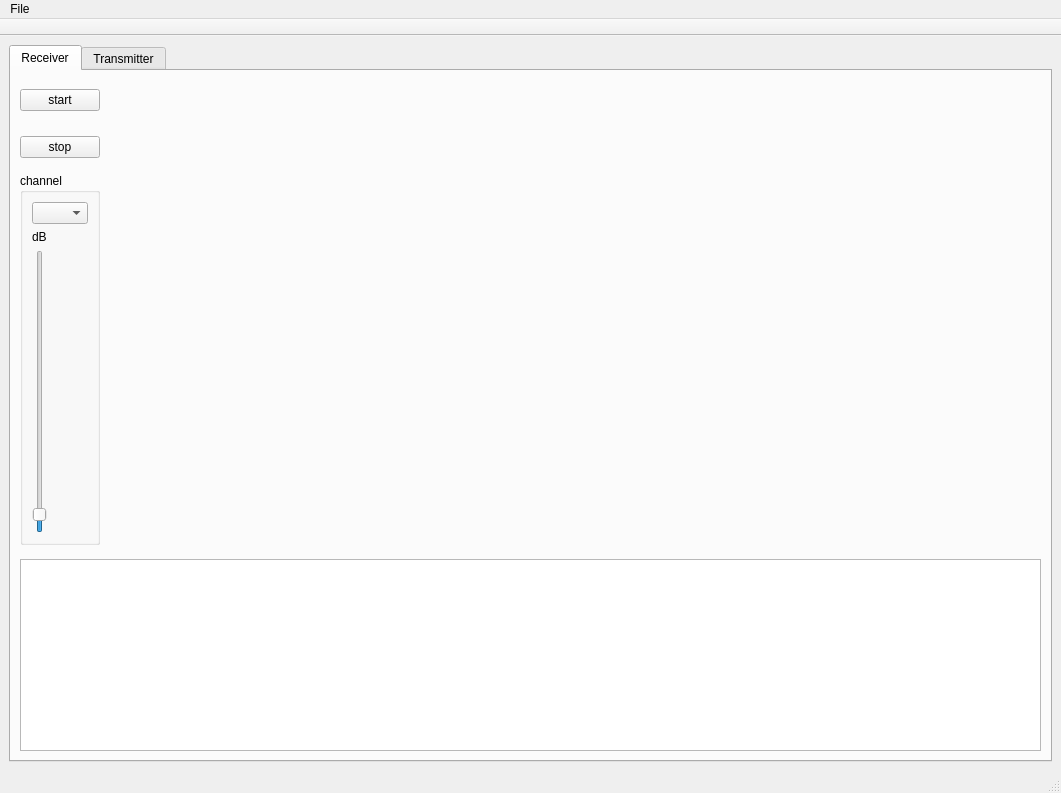
This is source/main_window.ui in Oleg-Malyutin/SDR_ieee802.15.4_PHY as Qt 5 draws it before an edit. The edited form follows.
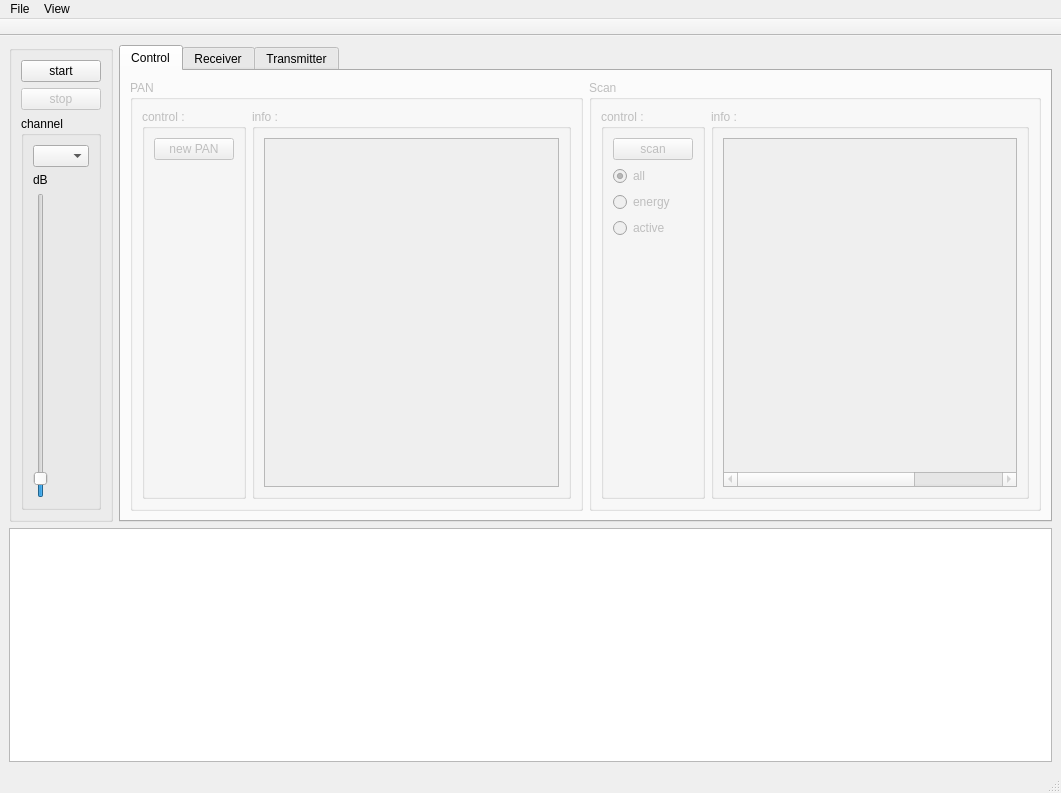
This is the edited form. Custom widgets are drawn as their Qt base class.

What changed in the file:
```diff
--- a/source/main_window.ui
+++ b/source/main_window.ui
@@ -15,7 +15,7 @@
   </property>
   <widget class="QWidget" name="centralwidget">
    <layout class="QGridLayout" name="gridLayout">
-    <item row="0" column="0">
+    <item row="0" column="1">
      <widget class="QTabWidget" name="tabWidget">
       <property name="enabled">
        <bool>true</bool>
@@ -23,58 +23,199 @@
       <property name="currentIndex">
        <number>0</number>
       </property>
+      <widget class="QWidget" name="tab_control">
+       <attribute name="title">
+        <string>Control</string>
+       </attribute>
+       <layout class="QGridLayout" name="gridLayout_7">
+        <item row="0" column="0">
+         <widget class="QGroupBox" name="groupBox_PAN">
+          <property name="enabled">
+           <bool>false</bool>
+          </property>
+          <property name="title">
+           <string>PAN</string>
+          </property>
+          <layout class="QGridLayout" name="gridLayout_8">
+           <item row="1" column="0">
+            <widget class="QGroupBox" name="groupBox_PAN_control">
+             <property name="maximumSize">
+              <size>
+               <width>128</width>
+               <height>16777215</height>
+              </size>
+             </property>
+             <property name="title">
+              <string>control :</string>
+             </property>
+             <layout class="QGridLayout" name="gridLayout_11">
+              <item row="0" column="0">
+               <widget class="QPushButton" name="pushButton_start_new_pan">
+                <property name="maximumSize">
+                 <size>
+                  <width>128</width>
+                  <height>16777215</height>
+                 </size>
+                </property>
+                <property name="text">
+                 <string>new PAN</string>
+                </property>
+               </widget>
+              </item>
+              <item row="1" column="0">
+               <spacer name="verticalSpacer_13">
+                <property name="orientation">
+                 <enum>Qt::Vertical</enum>
+                </property>
+                <property name="sizeHint" stdset="0">
+                 <size>
+                  <width>20</width>
+                  <height>40</height>
+                 </size>
+                </property>
+               </spacer>
+              </item>
+             </layout>
+            </widget>
+           </item>
+           <item row="1" column="1">
+            <widget class="QGroupBox" name="groupBox_PAN_info">
+             <property name="title">
+              <string>info :</string>
+             </property>
+             <layout class="QGridLayout" name="gridLayout_12">
+              <item row="0" column="0">
+               <widget class="QTableWidget" name="tableWidget_pan_info"/>
+              </item>
+             </layout>
+            </widget>
+           </item>
+          </layout>
+         </widget>
+        </item>
+        <item row="0" column="1">
+         <widget class="QGroupBox" name="groupBox_scan">
+          <property name="enabled">
+           <bool>false</bool>
+          </property>
+          <property name="title">
+           <string>Scan</string>
+          </property>
+          <layout class="QGridLayout" name="gridLayout_9">
+           <item row="0" column="0">
+            <widget class="QGroupBox" name="groupBox_scan_control">
+             <property name="maximumSize">
+              <size>
+               <width>128</width>
+               <height>16777215</height>
+              </size>
+             </property>
+             <property name="title">
+              <string>control :</string>
+             </property>
+             <layout class="QGridLayout" name="gridLayout_10">
+              <item row="1" column="0">
+               <widget class="QRadioButton" name="radioButton_scan_all">
+                <property name="text">
+                 <string>all</string>
+                </property>
+                <property name="checked">
+                 <bool>true</bool>
+                </property>
+               </widget>
+              </item>
+              <item row="2" column="0">
+               <widget class="QRadioButton" name="radioButton_scan_energy">
+                <property name="text">
+                 <string>energy</string>
+                </property>
+               </widget>
+              </item>
+              <item row="0" column="0">
+               <widget class="QPushButton" name="pushButton_scan">
+                <property name="maximumSize">
+                 <size>
+                  <width>128</width>
+                  <height>16777215</height>
+                 </size>
+                </property>
+                <property name="text">
+                 <string>scan</string>
+                </property>
+               </widget>
+              </item>
+              <item row="4" column="0">
+               <spacer name="verticalSpacer_14">
+                <property name="orientation">
+                 <enum>Qt::Vertical</enum>
+                </property>
+                <property name="sizeHint" stdset="0">
+                 <size>
+                  <width>20</width>
+                  <height>40</height>
+                 </size>
+                </property>
+               </spacer>
+              </item>
+              <item row="3" column="0">
+               <widget class="QRadioButton" name="radioButton_scan_active">
+                <property name="text">
+                 <string>active</string>
+                </property>
+               </widget>
+              </item>
+             </layout>
+            </widget>
+           </item>
+           <item row="0" column="1">
+            <widget class="QGroupBox" name="groupBox_scan_info">
+             <property name="sizePolicy">
+              <sizepolicy hsizetype="Preferred" vsizetype="Preferred">
+               <horstretch>0</horstretch>
+               <verstretch>0</verstretch>
+              </sizepolicy>
+             </property>
+             <property name="title">
+              <string>info :</string>
+             </property>
+             <layout class="QGridLayout" name="gridLayout_scan_info" rowstretch="0">
+              <item row="0" column="0">
+               <widget class="QTableWidget" name="tableWidget_scan_info">
+                <property name="wordWrap">
+                 <bool>true</bool>
+                </property>
+                <property name="columnCount">
+                 <number>3</number>
+                </property>
+                <attribute name="horizontalHeaderVisible">
+                 <bool>false</bool>
+                </attribute>
+                <attribute name="horizontalHeaderDefaultSectionSize">
+                 <number>100</number>
+                </attribute>
+                <attribute name="verticalHeaderVisible">
+                 <bool>false</bool>
+                </attribute>
+                <column/>
+                <column/>
+                <column/>
+               </widget>
+              </item>
+             </layout>
+            </widget>
+           </item>
+          </layout>
+         </widget>
+        </item>
+       </layout>
+      </widget>
       <widget class="QWidget" name="tab_receiver">
        <attribute name="title">
         <string>Receiver</string>
        </attribute>
        <layout class="QGridLayout" name="gridLayout_3">
-        <item row="0" column="0">
-         <widget class="QPushButton" name="pushButton_start">
-          <property name="maximumSize">
-           <size>
-            <width>80</width>
-            <height>16777215</height>
-           </size>
-          </property>
-          <property name="text">
-           <string>start</string>
-          </property>
-         </widget>
-        </item>
-        <item row="0" column="1">
-         <spacer name="verticalSpacer_3">
-          <property name="orientation">
-           <enum>Qt::Vertical</enum>
-          </property>
-          <property name="sizeHint" stdset="0">
-           <size>
-            <width>20</width>
-            <height>35</height>
-           </size>
-          </property>
-         </spacer>
-        </item>
-        <item row="0" column="2" rowspan="5" colspan="4">
-         <widget class="QCustomPlot" name="plot_preamble_correlaion" native="true"/>
-        </item>
-        <item row="0" column="6" rowspan="5" colspan="2">
-         <widget class="QCustomPlot" name="plot_sfd_correlation" native="true"/>
-        </item>
-        <item row="1" column="0">
-         <widget class="QPushButton" name="pushButton_stop">
-          <property name="maximumSize">
-           <size>
-            <width>80</width>
-            <height>16777215</height>
-           </size>
-          </property>
-          <property name="text">
-           <string>stop</string>
-          </property>
-         </widget>
-        </item>
-        <item row="1" column="1">
-         <spacer name="verticalSpacer_10">
+        <item row="5" column="1">
+         <spacer name="verticalSpacer_7">
           <property name="orientation">
            <enum>Qt::Vertical</enum>
           </property>
@@ -86,49 +227,18 @@
           </property>
          </spacer>
         </item>
-        <item row="2" column="0" rowspan="9">
-         <widget class="QGroupBox" name="groupBox_channel">
-          <property name="maximumSize">
+        <item row="11" column="6">
+         <spacer name="horizontalSpacer">
+          <property name="orientation">
+           <enum>Qt::Horizontal</enum>
+          </property>
+          <property name="sizeHint" stdset="0">
            <size>
-            <width>80</width>
-            <height>16777215</height>
+            <width>143</width>
+            <height>8</height>
            </size>
           </property>
-          <property name="title">
-           <string>channel</string>
-          </property>
-          <layout class="QGridLayout" name="gridLayout_2">
-           <item row="0" column="0">
-            <widget class="QComboBox" name="comboBox_channel"/>
-           </item>
-           <item row="1" column="0">
-            <widget class="QLabel" name="label_gain_db">
-             <property name="maximumSize">
-              <size>
-               <width>80</width>
-               <height>16777215</height>
-              </size>
-             </property>
-             <property name="text">
-              <string>dB</string>
-             </property>
-            </widget>
-           </item>
-           <item row="2" column="0">
-            <widget class="QSlider" name="verticalSlider">
-             <property name="minimum">
-              <number>-3</number>
-             </property>
-             <property name="maximum">
-              <number>71</number>
-             </property>
-             <property name="orientation">
-              <enum>Qt::Vertical</enum>
-             </property>
-            </widget>
-           </item>
-          </layout>
-         </widget>
+         </spacer>
         </item>
         <item row="2" column="1">
          <spacer name="verticalSpacer_5">
@@ -143,89 +253,11 @@
           </property>
          </spacer>
         </item>
-        <item row="3" column="1">
-         <spacer name="verticalSpacer_9">
-          <property name="orientation">
-           <enum>Qt::Vertical</enum>
-          </property>
-          <property name="sizeHint" stdset="0">
-           <size>
-            <width>20</width>
-            <height>35</height>
-           </size>
-          </property>
-         </spacer>
-        </item>
-        <item row="4" column="1">
-         <spacer name="verticalSpacer_8">
-          <property name="orientation">
-           <enum>Qt::Vertical</enum>
-          </property>
-          <property name="sizeHint" stdset="0">
-           <size>
-            <width>20</width>
-            <height>35</height>
-           </size>
-          </property>
-         </spacer>
-        </item>
-        <item row="5" column="1">
-         <spacer name="verticalSpacer_7">
-          <property name="orientation">
-           <enum>Qt::Vertical</enum>
-          </property>
-          <property name="sizeHint" stdset="0">
-           <size>
-            <width>20</width>
-            <height>34</height>
-           </size>
-          </property>
-         </spacer>
-        </item>
-        <item row="5" column="2" rowspan="6" colspan="4">
-         <widget class="QCustomPlot" name="plot_sfd_synchronize" native="true"/>
-        </item>
-        <item row="5" column="6" rowspan="6" colspan="2">
+        <item row="5" column="9" rowspan="6" colspan="2">
          <widget class="QCustomPlot" name="plot_constelation" native="true"/>
         </item>
-        <item row="6" column="1">
-         <spacer name="verticalSpacer_6">
-          <property name="orientation">
-           <enum>Qt::Vertical</enum>
-          </property>
-          <property name="sizeHint" stdset="0">
-           <size>
-            <width>20</width>
-            <height>35</height>
-           </size>
-          </property>
-         </spacer>
-        </item>
-        <item row="7" column="1">
-         <spacer name="verticalSpacer">
-          <property name="orientation">
-           <enum>Qt::Vertical</enum>
-          </property>
-          <property name="sizeHint" stdset="0">
-           <size>
-            <width>20</width>
-            <height>2</height>
-           </size>
-          </property>
-         </spacer>
-        </item>
-        <item row="8" column="1">
-         <spacer name="verticalSpacer_4">
-          <property name="orientation">
-           <enum>Qt::Vertical</enum>
-          </property>
-          <property name="sizeHint" stdset="0">
-           <size>
-            <width>20</width>
-            <height>35</height>
-           </size>
-          </property>
-         </spacer>
+        <item row="0" column="9" rowspan="5" colspan="2">
+         <widget class="QCustomPlot" name="plot_sfd_correlation" native="true"/>
         </item>
         <item row="9" column="1">
          <spacer name="verticalSpacer_2">
@@ -253,6 +285,58 @@
           </property>
          </spacer>
         </item>
+        <item row="3" column="1">
+         <spacer name="verticalSpacer_9">
+          <property name="orientation">
+           <enum>Qt::Vertical</enum>
+          </property>
+          <property name="sizeHint" stdset="0">
+           <size>
+            <width>20</width>
+            <height>35</height>
+           </size>
+          </property>
+         </spacer>
+        </item>
+        <item row="8" column="1">
+         <spacer name="verticalSpacer_4">
+          <property name="orientation">
+           <enum>Qt::Vertical</enum>
+          </property>
+          <property name="sizeHint" stdset="0">
+           <size>
+            <width>20</width>
+            <height>35</height>
+           </size>
+          </property>
+         </spacer>
+        </item>
+        <item row="11" column="10">
+         <spacer name="horizontalSpacer_7">
+          <property name="orientation">
+           <enum>Qt::Horizontal</enum>
+          </property>
+          <property name="sizeHint" stdset="0">
+           <size>
+            <width>143</width>
+            <height>8</height>
+           </size>
+          </property>
+         </spacer>
+        </item>
+        <item row="11" column="8">
+         <spacer name="horizontalSpacer_6">
+          <property name="orientation">
+           <enum>Qt::Horizontal</enum>
+          </property>
+          <property name="sizeHint" stdset="0">
+           <size>
+            <width>143</width>
+            <height>8</height>
+           </size>
+          </property>
+         </spacer>
+        </item>
         <item row="11" column="2">
          <spacer name="horizontalSpacer_5">
           <property name="orientation">
@@ -266,20 +350,10 @@
           </property>
          </spacer>
         </item>
-        <item row="11" column="3">
-         <spacer name="horizontalSpacer">
-          <property name="orientation">
-           <enum>Qt::Horizontal</enum>
-          </property>
-          <property name="sizeHint" stdset="0">
-           <size>
-            <width>143</width>
-            <height>8</height>
-           </size>
-          </property>
-         </spacer>
+        <item row="5" column="2" rowspan="6" colspan="7">
+         <widget class="QCustomPlot" name="plot_sfd_synchronize" native="true"/>
         </item>
-        <item row="11" column="4">
+        <item row="11" column="7">
          <spacer name="horizontalSpacer_2">
           <property name="orientation">
            <enum>Qt::Horizontal</enum>
@@ -293,19 +367,48 @@
          </spacer>
         </item>
         <item row="11" column="5">
-         <spacer name="horizontalSpacer_6">
+         <spacer name="horizontalSpacer_19">
           <property name="orientation">
            <enum>Qt::Horizontal</enum>
           </property>
           <property name="sizeHint" stdset="0">
            <size>
             <width>143</width>
-            <height>8</height>
+            <height>20</height>
            </size>
           </property>
          </spacer>
         </item>
-        <item row="11" column="6">
+        <item row="7" column="1">
+         <spacer name="verticalSpacer">
+          <property name="orientation">
+           <enum>Qt::Vertical</enum>
+          </property>
+          <property name="sizeHint" stdset="0">
+           <size>
+            <width>20</width>
+            <height>2</height>
+           </size>
+          </property>
+         </spacer>
+        </item>
+        <item row="0" column="2" rowspan="5" colspan="7">
+         <widget class="QCustomPlot" name="plot_preamble_correlaion" native="true"/>
+        </item>
+        <item row="6" column="1">
+         <spacer name="verticalSpacer_6">
+          <property name="orientation">
+           <enum>Qt::Vertical</enum>
+          </property>
+          <property name="sizeHint" stdset="0">
+           <size>
+            <width>20</width>
+            <height>35</height>
+           </size>
+          </property>
+         </spacer>
+        </item>
+        <item row="11" column="9">
          <spacer name="horizontalSpacer_3">
           <property name="orientation">
            <enum>Qt::Horizontal</enum>
@@ -318,33 +421,70 @@
           </property>
          </spacer>
         </item>
-        <item row="11" column="7">
-         <spacer name="horizontalSpacer_7">
+        <item row="4" column="1">
+         <spacer name="verticalSpacer_8">
           <property name="orientation">
+           <enum>Qt::Vertical</enum>
+          </property>
+          <property name="sizeHint" stdset="0">
+           <size>
+            <width>20</width>
+            <height>35</height>
+           </size>
+          </property>
+         </spacer>
+        </item>
+        <item row="11" column="4">
+         <spacer name="horizontalSpacer_20">
+          <property name="orientation">
            <enum>Qt::Horizontal</enum>
           </property>
           <property name="sizeHint" stdset="0">
            <size>
             <width>143</width>
-            <height>8</height>
+            <height>20</height>
            </size>
           </property>
          </spacer>
         </item>
-        <item row="12" column="0" colspan="8">
-         <widget class="QTextBrowser" name="textBrowser_capture">
-          <property name="maximumSize">
+        <item row="0" column="1">
+         <spacer name="verticalSpacer_3">
+          <property name="orientation">
+           <enum>Qt::Vertical</enum>
+          </property>
+          <property name="sizeHint" stdset="0">
            <size>
-            <width>16777215</width>
-            <height>256</height>
+            <width>20</width>
+            <height>35</height>
            </size>
           </property>
-          <property name="font">
-           <font>
-            <family>Liberation Mono</family>
-           </font>
+         </spacer>
+        </item>
+        <item row="1" column="1">
+         <spacer name="verticalSpacer_10">
+          <property name="orientation">
+           <enum>Qt::Vertical</enum>
           </property>
-         </widget>
+          <property name="sizeHint" stdset="0">
+           <size>
+            <width>20</width>
+            <height>34</height>
+           </size>
+          </property>
+         </spacer>
+        </item>
+        <item row="11" column="3">
+         <spacer name="horizontalSpacer_21">
+          <property name="orientation">
+           <enum>Qt::Horizontal</enum>
+          </property>
+          <property name="sizeHint" stdset="0">
+           <size>
+            <width>143</width>
+            <height>20</height>
+           </size>
+          </property>
+         </spacer>
         </item>
        </layout>
       </widget>
@@ -564,6 +704,106 @@
       </widget>
      </widget>
     </item>
+    <item row="0" column="0">
+     <widget class="QGroupBox" name="groupBox_2">
+      <property name="title">
+       <string/>
+      </property>
+      <layout class="QGridLayout" name="gridLayout_6">
+       <item row="0" column="0">
+        <widget class="QPushButton" name="pushButton_start">
+         <property name="maximumSize">
+          <size>
+           <width>80</width>
+           <height>16777215</height>
+          </size>
+         </property>
+         <property name="text">
+          <string>start</string>
+         </property>
+        </widget>
+       </item>
+       <item row="1" column="0">
+        <widget class="QPushButton" name="pushButton_stop">
+         <property name="enabled">
+          <bool>false</bool>
+         </property>
+         <property name="maximumSize">
+          <size>
+           <width>80</width>
+           <height>16777215</height>
+          </size>
+         </property>
+         <property name="text">
+          <string>stop</string>
+         </property>
+        </widget>
+       </item>
+       <item row="2" column="0">
+        <widget class="QGroupBox" name="groupBox_channel">
+         <property name="maximumSize">
+          <size>
+           <width>80</width>
+           <height>16777215</height>
+          </size>
+         </property>
+         <property name="title">
+          <string>channel</string>
+         </property>
+         <layout class="QGridLayout" name="gridLayout_2">
+          <item row="1" column="0">
+           <widget class="QLabel" name="label_gain_db">
+            <property name="maximumSize">
+             <size>
+              <width>80</width>
+              <height>16777215</height>
+             </size>
+            </property>
+            <property name="text">
+             <string>dB</string>
+            </property>
+           </widget>
+          </item>
+          <item row="2" column="0">
+           <widget class="QSlider" name="verticalSlider">
+            <property name="minimum">
+             <number>-3</number>
+            </property>
+            <property name="maximum">
+             <number>71</number>
+            </property>
+            <property name="orientation">
+             <enum>Qt::Vertical</enum>
+            </property>
+           </widget>
+          </item>
+          <item row="0" column="0">
+           <widget class="QComboBox" name="comboBox_channel"/>
+          </item>
+         </layout>
+        </widget>
+       </item>
+      </layout>
+     </widget>
+    </item>
+    <item row="1" column="0" colspan="2">
+     <widget class="QTextBrowser" name="textBrowser_capture">
+      <property name="maximumSize">
+       <size>
+        <width>16777215</width>
+        <height>248</height>
+       </size>
+      </property>
+      <property name="font">
+       <font>
+        <family>Liberation Mono</family>
+       </font>
+      </property>
+      <property name="documentTitle">
+       <string>MAC protocol data</string>
+      </property>
+     </widget>
+    </item>
    </layout>
   </widget>
   <widget class="QMenuBar" name="menubar">
@@ -588,7 +828,14 @@
     <addaction name="actionAdvanced_device_settings"/>
     <addaction name="actionExit"/>
    </widget>
+   <widget class="QMenu" name="menuView">
+    <property name="title">
+     <string>View</string>
+    </property>
+    <addaction name="actionDetach_the_Receiver_tab_to_the_window"/>
+   </widget>
    <addaction name="menuFile"/>
+   <addaction name="menuView"/>
   </widget>
   <widget class="QStatusBar" name="statusbar"/>
   <widget class="QToolBar" name="toolBar">
```
Left out of the diff: 20 changed lines with no effect on the pictures.
